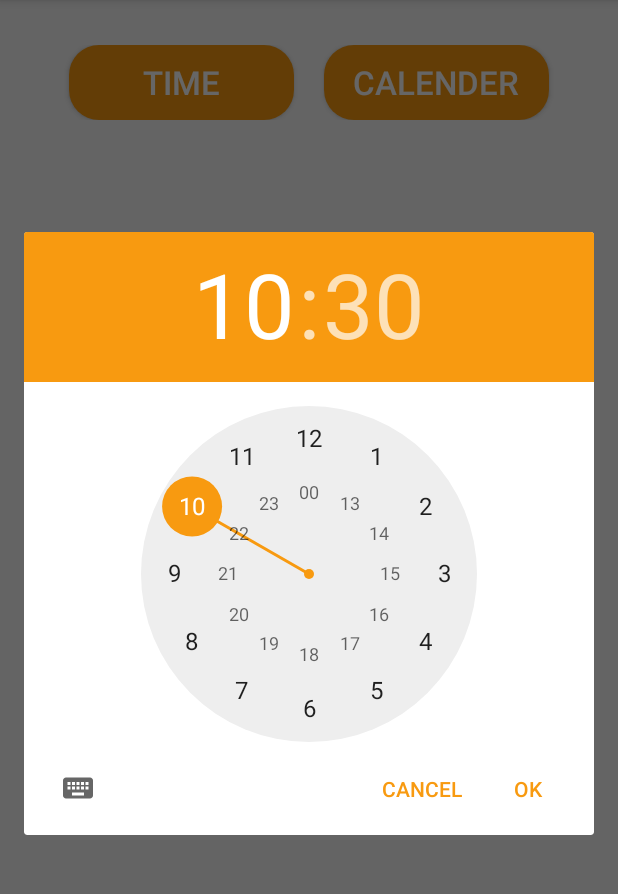
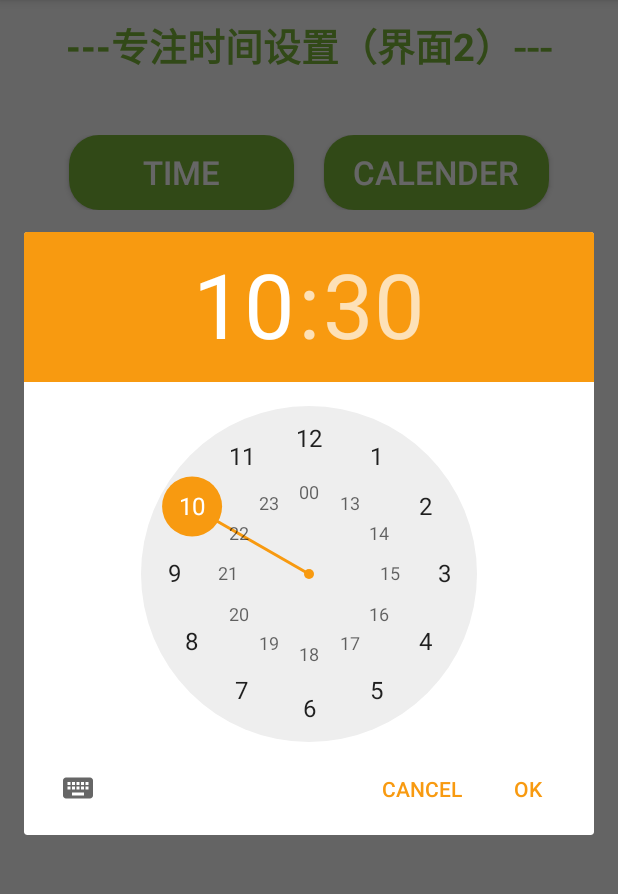
Before and after one commit to SongXingchen19/com.swufe.work, an Android app: the ThirdActivity screen opened directly, with no data from a screen before it, after a tap on "TIME", on a phone screen of 412 x 824 dp, the part 84-978 px from its top. Run offline under Robolectric (Android 15) with nearby library versions, the phone set to English and light mode, and no system bars.

Commit message:
commit 2 activity_third 界面设计（第3次） 下一步将完善ThirdActivity

```diff
--- /dev/null
+++ b/app/src/main/res/drawable-v24/button_bg2.xml
@@ -0,0 +1,7 @@
+<?xml version="1.0" encoding="utf-8"?>
+<shape xmlns:android="http://schemas.android.com/apk/res/android"
+    android:shape="rectangle">
+
+    <solid android:color="#7CB63A" />
+    <corners android:radius="20dp" />
+</shape>
--- a/app/src/main/res/layout/activity_third.xml
+++ b/app/src/main/res/layout/activity_third.xml
@@ -8,6 +8,19 @@
     android:orientation="vertical"
     android:id="@+id/linearLayout"
     >
+
+    <TextView
+        android:layout_width="match_parent"
+        android:layout_height="60dp"
+        android:gravity="center"
+        android:lineSpacingExtra="27dp"
+        android:text="---专注时间设置（界面2）---"
+        android:textColor="#7CB63A"
+        android:textSize="25sp"
+        android:textStyle="bold"
+        />
+
+
     <LinearLayout
         android:layout_width="match_parent"
         android:layout_height="wrap_content"
@@ -22,7 +35,7 @@
             android:text="@string/time"
             android:textSize="22sp"
             android:textColor="#ffffff"
-            android:background="@drawable/button_bg"/>
+            android:background="@drawable/button_bg2"/>
 
         <Button
             android:id="@+id/btCalender"
@@ -32,7 +45,7 @@
             android:text="@string/calender"
             android:textSize="22sp"
             android:textColor="#ffffff"
-            android:background="@drawable/button_bg"/>
+            android:background="@drawable/button_bg2"/>
     </LinearLayout>
 
 
```
